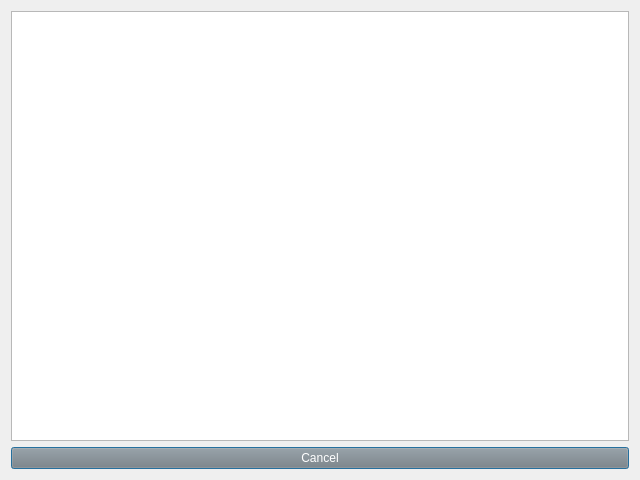
TiReks33/adb-explorer, file customqueryresult.ui: the form before one commit.
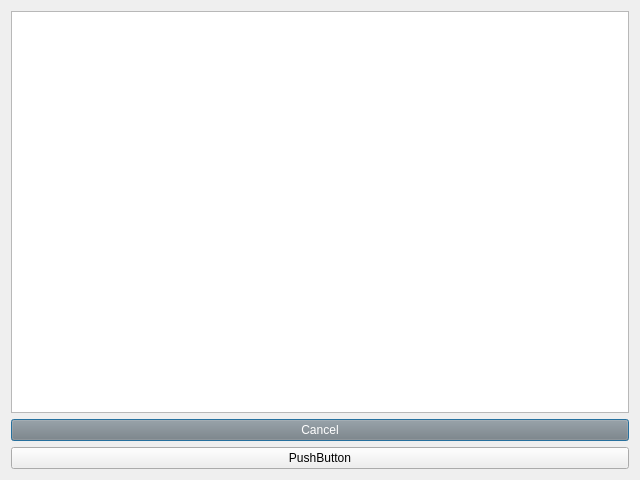
The form after the commit.

Diff of the .ui file:
```diff
--- a/customqueryresult.ui
+++ b/customqueryresult.ui
@@ -27,6 +27,13 @@
      </property>
     </widget>
    </item>
+   <item>
+    <widget class="QPushButton" name="pushButton">
+     <property name="text">
+      <string>PushButton</string>
+     </property>
+    </widget>
+   </item>
   </layout>
  </widget>
  <resources/>
```
